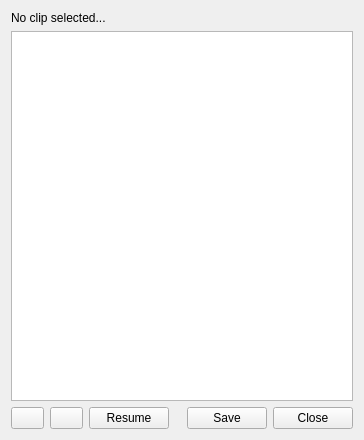
Qt form CuteCaspar/MidiEditorDialog.ui (geertdaelemans/CuteCaspar) before a commit.
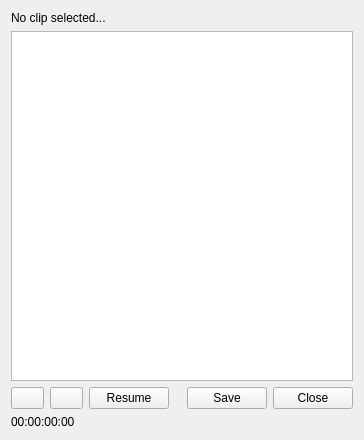
The same form after that commit. Icons and pictures are not drawn.

Commit message: #29 MIDI editor follows current note status

Patch:
```diff
--- a/CuteCaspar/MidiEditorDialog.ui
+++ b/CuteCaspar/MidiEditorDialog.ui
@@ -47,7 +47,6 @@
        </property>
        <property name="font">
         <font>
-         <weight>75</weight>
          <bold>true</bold>
         </font>
        </property>
@@ -74,7 +73,6 @@
        </property>
        <property name="font">
         <font>
-         <weight>75</weight>
          <bold>true</bold>
         </font>
        </property>
@@ -133,6 +131,13 @@
      </item>
     </layout>
    </item>
+   <item>
+    <widget class="QLabel" name="lblTimecode">
+     <property name="text">
+      <string>00:00:00:00</string>
+     </property>
+    </widget>
+   </item>
   </layout>
  </widget>
  <resources>
```
The commit also changes 5 other files.
